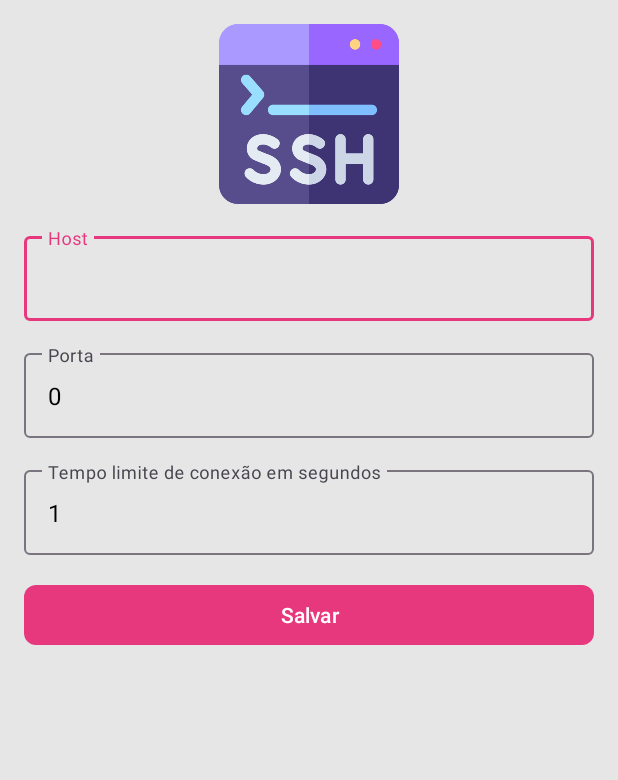
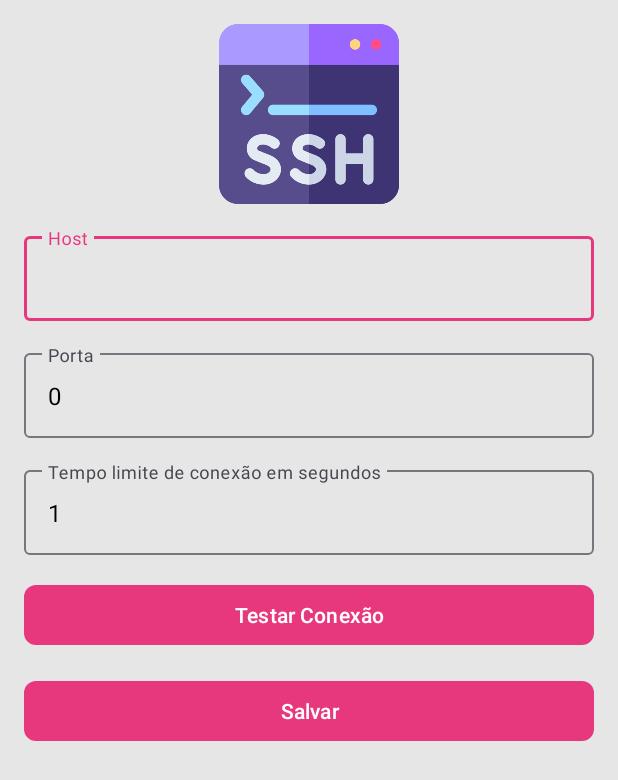
Before and after one commit to SaedSilva/Bio-Informatica, an Android app: the ConfiguracoesActivity screen opened directly, with no data from a screen before it, on a phone screen of 412 x 824 dp. Shown: the top 780 px of the screen. Run offline under Robolectric (Android 15) with nearby library versions, the phone set to English and light mode, and no system bars.

Commit message:
Testar Conexão

```diff
--- a/app/src/main/java/br/dev/saed/bioinformatica/view/ConfiguracoesActivity.kt
+++ b/app/src/main/java/br/dev/saed/bioinformatica/view/ConfiguracoesActivity.kt
@@ -1,6 +1,7 @@
 package br.dev.saed.bioinformatica.view
 
 import android.os.Bundle
+import android.widget.Toast
 import androidx.activity.viewModels
 import androidx.appcompat.app.AppCompatActivity
 import androidx.datastore.preferences.core.edit
@@ -12,14 +13,16 @@ import br.dev.saed.bioinformatica.model.utils.dataStore
 import br.dev.saed.bioinformatica.model.utils.host
 import br.dev.saed.bioinformatica.model.utils.porta
 import br.dev.saed.bioinformatica.model.utils.timeout
-import br.dev.saed.bioinformatica.viewmodel.ConfiguracoesViewModel
+import br.dev.saed.bioinformatica.viewmodel.ScriptViewModel
+import kotlinx.coroutines.CoroutineScope
+import kotlinx.coroutines.Dispatchers
 import kotlinx.coroutines.flow.launchIn
 import kotlinx.coroutines.flow.map
 import kotlinx.coroutines.launch
 
 class ConfiguracoesActivity : AppCompatActivity() {
     private lateinit var binding: ActivityConfiguracoesBinding
-    private val viewModel: ConfiguracoesViewModel by viewModels()
+    private val viewModel: ScriptViewModel by viewModels()
 
     override fun onCreate(savedInstanceState: Bundle?) {
         super.onCreate(savedInstanceState)
@@ -45,13 +48,27 @@ class ConfiguracoesActivity : AppCompatActivity() {
     }
 
     private fun inicializarObservers() {
-
+        viewModel.resultado.observe(this) {
+            if (it) {
+                Toast.makeText(this, "Conectado com sucesso", Toast.LENGTH_SHORT).show()
+                viewModel.disconnect()
+            } else {
+                Toast.makeText(this, "Erro ao conectar", Toast.LENGTH_SHORT).show()
+            }
+        }
     }
 
     private fun inicializarComponentes() {
         binding.btnSalvarConfig.setOnClickListener {
             salvarConfiguracoes()
             finish()
+        }
+        binding.btnTestarConfig.setOnClickListener {
+            Toast.makeText(this, "Tentando conectar em ${viewModel.getHostAndPort()}", Toast.LENGTH_SHORT).show()
+
+            CoroutineScope(Dispatchers.IO).launch {
+                viewModel.connect()
+            }
         }
     }
 
--- a/app/src/main/java/br/dev/saed/bioinformatica/viewmodel/ConfiguracoesViewModel.kt
+++ b/app/src/main/java/br/dev/saed/bioinformatica/viewmodel/ConfiguracoesViewModel.kt
@@ -1,7 +1,12 @@
 package br.dev.saed.bioinformatica.viewmodel
 
+import androidx.lifecycle.LiveData
+import androidx.lifecycle.MutableLiveData
 import androidx.lifecycle.ViewModel
 
 class ConfiguracoesViewModel : ViewModel() {
+    private val _resultado = MutableLiveData<String>()
+    val resultado: LiveData<String> = _resultado
+
 
 }
--- a/app/src/main/res/layout/activity_configuracoes.xml
+++ b/app/src/main/res/layout/activity_configuracoes.xml
@@ -84,6 +84,21 @@
     </com.google.android.material.textfield.TextInputLayout>
 
     <Button
+        android:id="@+id/btnTestarConfig"
+        android:layout_width="0dp"
+        android:layout_height="wrap_content"
+        android:layout_marginStart="16dp"
+        android:layout_marginTop="16dp"
+        android:layout_marginEnd="16dp"
+        android:text="@string/btn_testar"
+        app:layout_constraintEnd_toEndOf="parent"
+        app:layout_constraintHorizontal_bias="0.0"
+        app:layout_constraintStart_toStartOf="parent"
+        app:layout_constraintTop_toBottomOf="@+id/tilTimeout"
+        app:shapeAppearanceOverlay="@style/ShapeAppearance.BioInformatica"
+        tools:ignore="TextContrastCheck" />
+
+    <Button
         android:id="@+id/btnSalvarConfig"
         android:layout_width="0dp"
         android:layout_height="wrap_content"
@@ -94,7 +109,7 @@
         app:layout_constraintEnd_toEndOf="parent"
         app:layout_constraintHorizontal_bias="0.0"
         app:layout_constraintStart_toStartOf="parent"
-        app:layout_constraintTop_toBottomOf="@+id/tilTimeout"
+        app:layout_constraintTop_toBottomOf="@+id/btnTestarConfig"
         app:shapeAppearanceOverlay="@style/ShapeAppearance.BioInformatica"
         tools:ignore="TextContrastCheck" />
 
--- a/app/src/main/res/values/strings.xml
+++ b/app/src/main/res/values/strings.xml
@@ -1,6 +1,7 @@
 <resources>
     <string name="app_name">Bio Informatica</string>
     <string name="btn_salvar">Salvar</string>
+    <string name="btn_testar">Testar Conexão</string>
     <string name="edit_host">Host</string>
     <string name="edit_porta">Porta</string>
     <string name="edit_timeout">Tempo limite de conexão em segundos</string>
```
